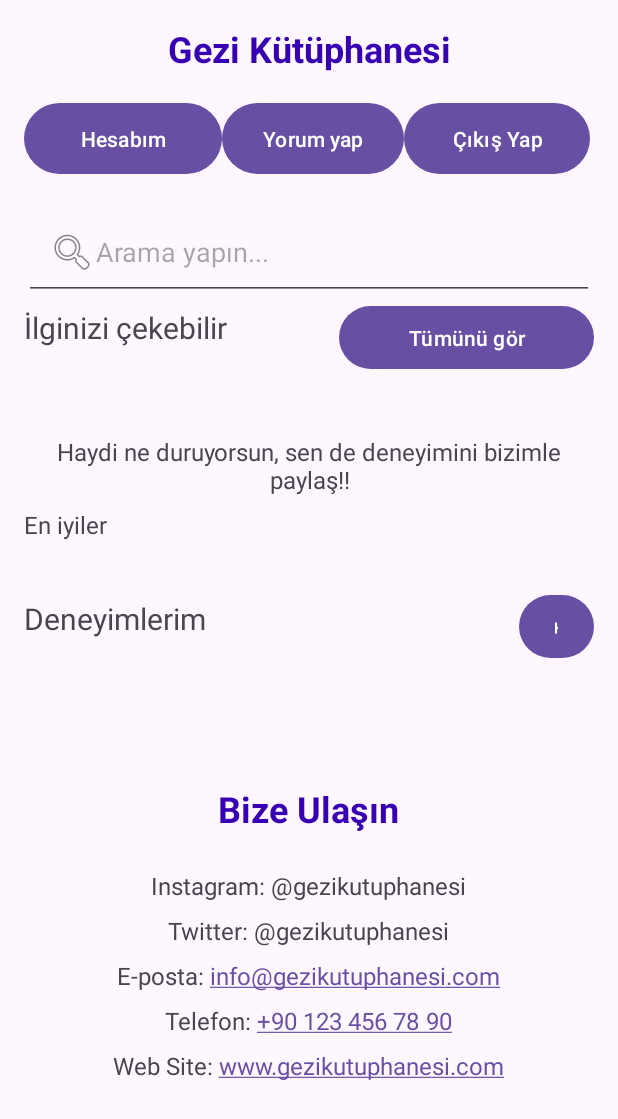
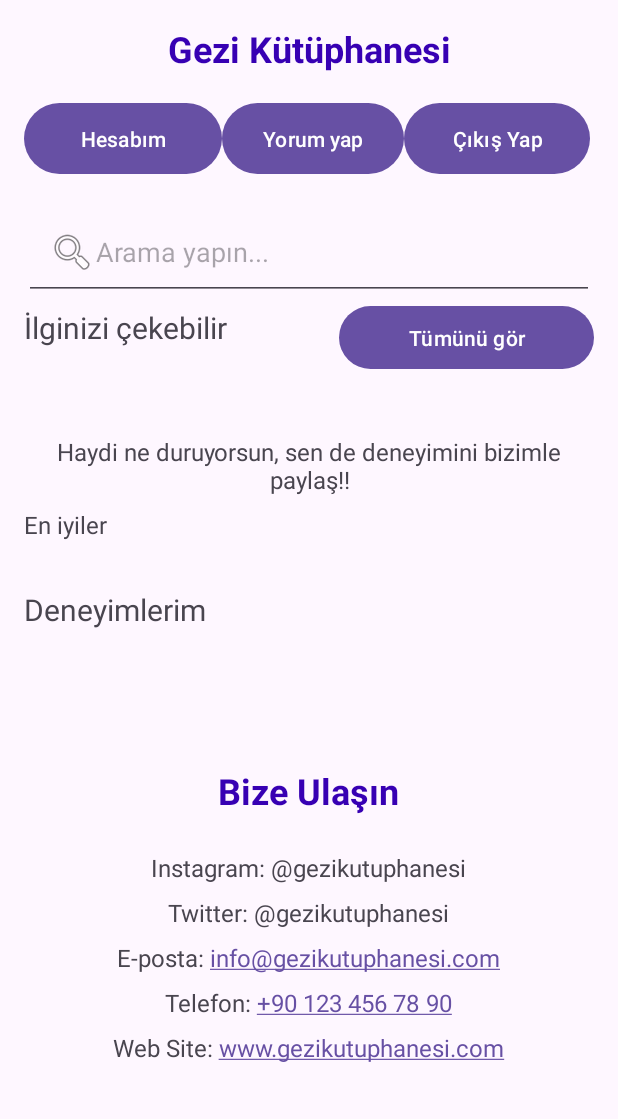
Before and after one commit to simsekecem/MobilOdev, an Android app: the fragment UserFragment placed in its activity, on a phone screen of 412 x 824 dp. Shown: the top 1119 px of the screen. Run offline under Robolectric (Android 15) with nearby library versions, the phone set to English and light mode, and no system bars.

Commit message:
Update activity_user.xml

```diff
--- a/app/src/main/res/layout/activity_user.xml
+++ b/app/src/main/res/layout/activity_user.xml
@@ -137,12 +137,6 @@
                 android:textSize="20sp" />
 
             <!-- Deneyim Ekleme Butonu -->
-            <Button
-                android:id="@+id/btnSearch"
-                android:layout_width="50dp"
-                android:layout_height="50dp"
-                android:text="+"
-                android:layout_gravity="end" />
         </LinearLayout>
 
 
```
